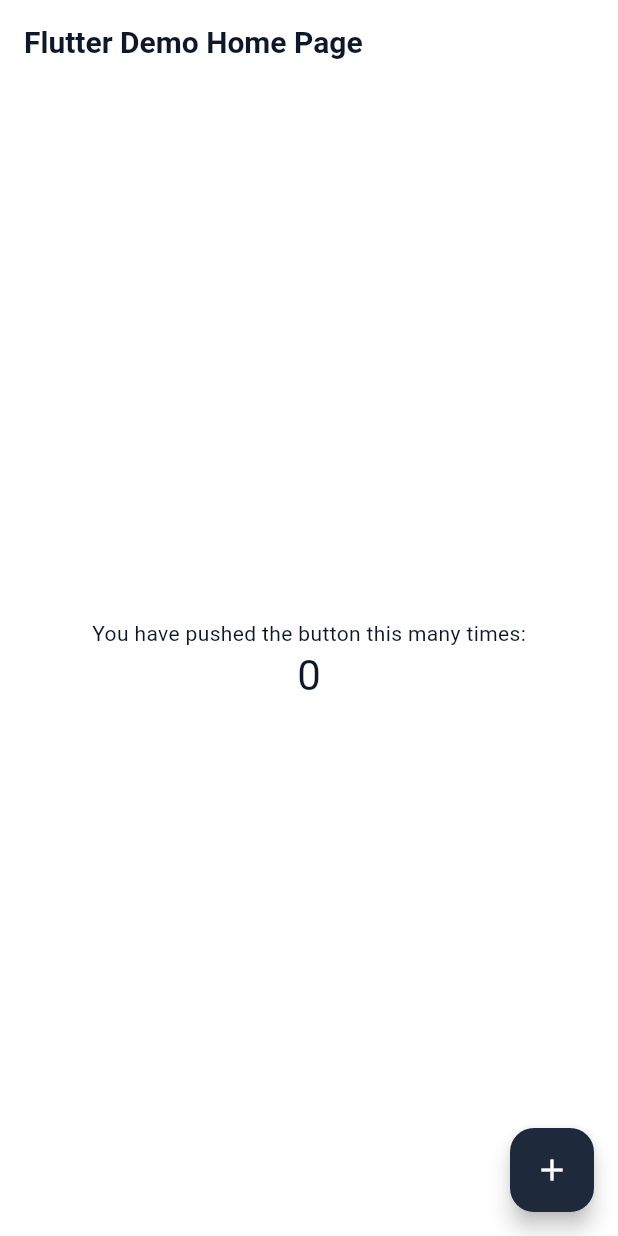
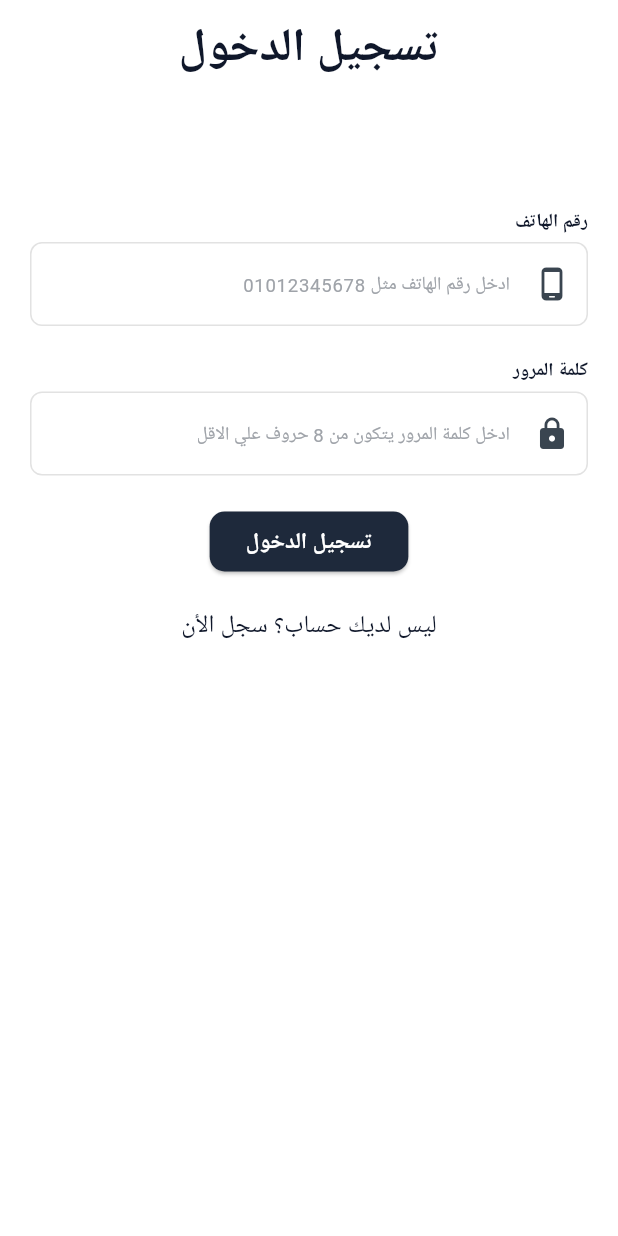
Before and after one commit to ISLAM2ADEL/Daftar, a Flutter app: the screen it shows after launch, on a phone screen of 412 x 824 dp. Run offline on Flutter 3.47's test engine with Material 3 defaults, Android fonts, the phone set to English and light mode, and no system bars; Roboto replaces fonts that are missing (ARIAL_0, IBMPlexSans).

Commit message:
creating login page

```diff
--- a/lib/main.dart
+++ b/lib/main.dart
@@ -1,3 +1,4 @@
+import 'package:daftra/screens/login.dart';
 import 'package:flutter/material.dart';
 import 'package:daftra/Themes/app_themes.dart';
 
@@ -15,93 +16,7 @@
       theme: AppThemes.lightTheme,
       darkTheme: AppThemes.darkTheme,
       themeMode: ThemeMode.system,
-      home: const MyHomePage(title: 'Flutter Demo Home Page'),
+      home: Login(),
     );
   }
 }
-
-class MyHomePage extends StatefulWidget {
-  const MyHomePage({super.key, required this.title});
-
-  // This widget is the home page of your application. It is stateful, meaning
-  // that it has a State object (defined below) that contains fields that affect
-  // how it looks.
-
-  // This class is the configuration for the state. It holds the values (in this
-  // case the title) provided by the parent (in this case the App widget) and
-  // used by the build method of the State. Fields in a Widget subclass are
-  // always marked "final".
-
-  final String title;
-
-  @override
-  State<MyHomePage> createState() => _MyHomePageState();
-}
-
-class _MyHomePageState extends State<MyHomePage> {
-  int _counter = 0;
-
-  void _incrementCounter() {
-    setState(() {
-      // This call to setState tells the Flutter framework that something has
-      // changed in this State, which causes it to rerun the build method below
-      // so that the display can reflect the updated values. If we changed
-      // _counter without calling setState(), then the build method would not be
-      // called again, and so nothing would appear to happen.
-      _counter++;
-    });
-  }
-
-  @override
-  Widget build(BuildContext context) {
-    // This method is rerun every time setState is called, for instance as done
-    // by the _incrementCounter method above.
-    //
-    // The Flutter framework has been optimized to make rerunning build methods
-    // fast, so that you can just rebuild anything that needs updating rather
-    // than having to individually change instances of widgets.
-    return Scaffold(
-      appBar: AppBar(
-        // TRY THIS: Try changing the color here to a specific color (to
-        // Colors.amber, perhaps?) and trigger a hot reload to see the AppBar
-        // change color while the other colors stay the same.
-        backgroundColor: Theme.of(context).colorScheme.inversePrimary,
-        // Here we take the value from the MyHomePage object that was created by
-        // the App.build method, and use it to set our appbar title.
-        title: Text(widget.title),
-      ),
-      body: Center(
-        // Center is a layout widget. It takes a single child and positions it
-        // in the middle of the parent.
-        child: Column(
-          // Column is also a layout widget. It takes a list of children and
-          // arranges them vertically. By default, it sizes itself to fit its
-          // children horizontally, and tries to be as tall as its parent.
-          //
-          // Column has various properties to control how it sizes itself and
-          // how it positions its children. Here we use mainAxisAlignment to
-          // center the children vertically; the main axis here is the vertical
-          // axis because Columns are vertical (the cross axis would be
-          // horizontal).
-          //
-          // TRY THIS: Invoke "debug painting" (choose the "Toggle Debug Paint"
-          // action in the IDE, or press "p" in the console), to see the
-          // wireframe for each widget.
-          mainAxisAlignment: .center,
-          children: [
-            const Text('You have pushed the button this many times:'),
-            Text(
-              '$_counter',
-              style: Theme.of(context).textTheme.headlineMedium,
-            ),
-          ],
-        ),
-      ),
-      floatingActionButton: FloatingActionButton(
-        onPressed: _incrementCounter,
-        tooltip: 'Increment',
-        child: const Icon(Icons.add),
-      ),
-    );
-  }
-}
--- /dev/null
+++ b/lib/screens/login.dart
@@ -0,0 +1,140 @@
+import 'package:daftra/utils/labelTextForm.dart';
+import 'package:daftra/widgets/customText.dart';
+import 'package:flutter/material.dart';
+
+class Login extends StatelessWidget {
+  const Login({super.key});
+
+  @override
+  Widget build(BuildContext context) {
+    final formKey = GlobalKey<FormState>();
+    return Scaffold(
+      body: SafeArea(
+        child: SingleChildScrollView(
+          physics: const BouncingScrollPhysics(),
+          child: Padding(
+            padding: MediaQuery.orientationOf(context) == Orientation.portrait
+                ? const EdgeInsets.symmetric(vertical: 10, horizontal: 20)
+                : const EdgeInsets.symmetric(vertical: 10, horizontal: 60),
+            child: Form(
+              key: formKey,
+              child: Column(
+                children: [
+                  CustomText(
+                    text: "تسجيل الدخول",
+                    isBold: true,
+                    fontSize:
+                        MediaQuery.orientationOf(context) ==
+                            Orientation.portrait
+                        ? MediaQuery.sizeOf(context).width * 0.075
+                        : MediaQuery.sizeOf(context).width * 0.04,
+                    color: Theme.of(context).colorScheme.onSurface,
+                    align: TextAlign.center,
+                  ),
+                  SizedBox(
+                    height:
+                        MediaQuery.orientationOf(context) ==
+                            Orientation.portrait
+                        ? MediaQuery.sizeOf(context).width * 0.2
+                        : MediaQuery.sizeOf(context).width * 0.05,
+                  ),
+                  Labeltextform(
+                    text: "رقم الهاتف",
+                    isBold: true,
+                    fontSize:
+                        MediaQuery.orientationOf(context) ==
+                            Orientation.portrait
+                        ? MediaQuery.sizeOf(context).width * 0.03
+                        : MediaQuery.sizeOf(context).width * 0.02,
+                    suffix: const Icon(Icons.phone_android_rounded),
+                    textform: "ادخل رقم الهاتف مثل 01012345678",
+                    validator: (value) {
+                      final RegExp phoneRegx = RegExp(r'^01[0125][0-9]{8}$');
+                      if (value == null || value.isEmpty) {
+                        return 'برجاء ادخال رقم الهاتف';
+                      } else if (!phoneRegx.hasMatch(value)) {
+                        return 'برجاء ادخال رقم هاتف صحيح';
+                      }
+                      return null;
+                    },
+                  ),
+                  SizedBox(
+                    height:
+                        MediaQuery.orientationOf(context) ==
+                            Orientation.portrait
+                        ? MediaQuery.sizeOf(context).width * 0.05
+                        : MediaQuery.sizeOf(context).width * 0.025,
+                  ),
+                  Labeltextform(
+                    text: "كلمة المرور",
+                    isBold: true,
+                    fontSize:
+                        MediaQuery.orientationOf(context) ==
+                            Orientation.portrait
+                        ? MediaQuery.sizeOf(context).width * 0.03
+                        : MediaQuery.sizeOf(context).width * 0.02,
+                    suffix: const Icon(Icons.lock),
+                    textform: "ادخل كلمة المرور يتكون من 8 حروف علي الاقل",
+                    validator: (value) {
+                      final RegExp passwordRegx = RegExp(
+                        r'^(?=.*[A-Za-z])(?=.*\d).{8,}$',
+                      );
+                      if (value == null || value.isEmpty) {
+                        return 'برجاء ادخال كلمة المرور';
+                      } else if (!passwordRegx.hasMatch(value)) {
+                        return 'برجاء ادخال كلمة مرور صحيحة';
+                      }
+                      return null;
+                    },
+                  ),
+                  const SizedBox(height: 20),
+                  ElevatedButton(
+                    onPressed: () {
+                      if (formKey.currentState!.validate()) {
+                        debugPrint("Form is valid! Proceeding to log in...");
+                      } else {
+                        debugPrint("Form is invalid.");
+                      }
+                    },
+                    style: ElevatedButton.styleFrom(
+                      backgroundColor: Theme.of(context).colorScheme.primary,
+                      shape: RoundedRectangleBorder(
+                        borderRadius: BorderRadius.circular(10.0),
+                      ),
+                    ),
+                    child: CustomText(
+                      text: "تسجيل الدخول",
+                      isBold: true,
+                      color: Theme.of(context).colorScheme.surface,
+                      fontSize: 15,
+                      align: TextAlign.center,
+                    ),
+                  ),
+                  SizedBox(
+                    height:
+                        MediaQuery.orientationOf(context) ==
+                            Orientation.portrait
+                        ? MediaQuery.sizeOf(context).width * 0.05
+                        : MediaQuery.sizeOf(context).width * 0.025,
+                  ),
+                  InkWell(
+                    child: CustomText(
+                      text: "ليس لديك حساب؟ سجل الأن",
+                      isBold: false,
+                      align: TextAlign.center,
+                      fontSize:
+                          MediaQuery.orientationOf(context) ==
+                              Orientation.portrait
+                          ? MediaQuery.sizeOf(context).width * 0.04
+                          : MediaQuery.sizeOf(context).width * 0.02,
+                    ),
+                  ),
+                ],
+              ),
+            ),
+          ),
+        ),
+      ),
+    );
+  }
+}
--- /dev/null
+++ b/lib/utils/labelTextForm.dart
@@ -0,0 +1,39 @@
+import 'package:daftra/widgets/customText.dart';
+import 'package:daftra/widgets/customTextForm.dart';
+import 'package:flutter/material.dart';
+
+class Labeltextform extends StatelessWidget {
+  final String text;
+  final bool isBold;
+  final double fontSize;
+  final Widget suffix;
+  final String textform;
+  final String? Function(String?)? validator;
+  const Labeltextform({
+    super.key,
+    required this.text,
+    required this.isBold,
+    required this.fontSize,
+    required this.suffix,
+    required this.textform,
+    this.validator,
+  });
+
+  @override
+  Widget build(BuildContext context) {
+    return Column(
+      crossAxisAlignment: CrossAxisAlignment.end,
+      children: [
+        CustomText(
+          text: text,
+          fontSize: fontSize,
+          isBold: isBold,
+          color: Theme.of(context).colorScheme.onSurface,
+          align: TextAlign.right,
+        ),
+        const SizedBox(height: 5),
+        CustomTextform(text: textform, suffix: suffix, validator: validator),
+      ],
+    );
+  }
+}
--- a/lib/widgets/customTextForm.dart
+++ b/lib/widgets/customTextForm.dart
@@ -3,22 +3,30 @@
 class CustomTextform extends StatelessWidget {
   final Widget suffix;
   final String text;
-  const CustomTextform({super.key, required this.suffix, required this.text});
+  final String? Function(String?)? validator;
+  const CustomTextform({
+    super.key,
+    required this.suffix,
+    required this.text,
+    this.validator,
+  });
 
   @override
   Widget build(BuildContext context) {
     return TextFormField(
-      textAlign: TextAlign.left,
+      textAlign: TextAlign.right,
       decoration: InputDecoration(
         hintText: text.toString(),
         hintStyle: TextStyle(
-            fontFamily: 'ARIAL_0',
-            fontSize: MediaQuery.orientationOf(context) == Orientation.portrait
-                ? MediaQuery.sizeOf(context).width * 0.03
-                : MediaQuery.sizeOf(context).width * 0.015,
-            color: Theme.of(context).inputDecorationTheme.hintStyle?.color),
+          fontFamily: 'ARIAL_0',
+          fontSize: MediaQuery.orientationOf(context) == Orientation.portrait
+              ? MediaQuery.sizeOf(context).width * 0.03
+              : MediaQuery.sizeOf(context).width * 0.015,
+          color: Theme.of(context).inputDecorationTheme.hintStyle?.color,
+        ),
         suffixIcon: suffix,
       ),
+      validator: validator!,
     );
   }
 }
```
Also changed, not shown: 1 other file.
